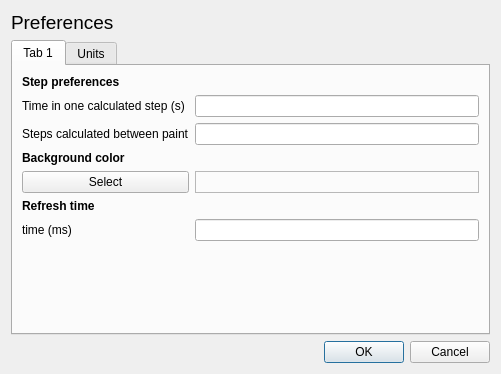
mtpajula/MySolarSystem, file temp/preferences.ui: the form before one commit.
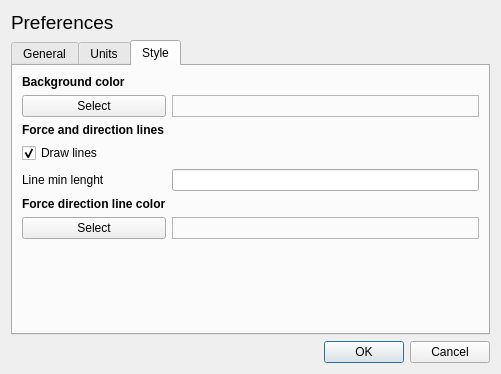
The form after the commit. The open tabs and pages were chosen to show the change.

Commit message: 1.5 DL (lines, commenting)

```diff
--- a/temp/preferences.ui
+++ b/temp/preferences.ui
@@ -33,7 +33,7 @@
      </property>
      <widget class="QWidget" name="tab">
       <attribute name="title">
-       <string>Tab 1</string>
+       <string>General</string>
       </attribute>
       <layout class="QVBoxLayout" name="verticalLayout_2">
        <item>
@@ -48,37 +48,7 @@
          <item row="1" column="1">
           <widget class="QLineEdit" name="lineEdit"/>
          </item>
-         <item row="3" column="0">
-          <widget class="QLabel" name="label_3">
-           <property name="font">
-            <font>
-             <weight>75</weight>
-             <bold>true</bold>
-            </font>
-           </property>
-           <property name="text">
-            <string>Background color</string>
-           </property>
-          </widget>
-         </item>
-         <item row="4" column="0">
-          <widget class="QPushButton" name="pushButton">
-           <property name="text">
-            <string>Select</string>
-           </property>
-          </widget>
-         </item>
-         <item row="4" column="1">
-          <widget class="QFrame" name="frame">
-           <property name="frameShape">
-            <enum>QFrame::StyledPanel</enum>
-           </property>
-           <property name="frameShadow">
-            <enum>QFrame::Raised</enum>
-           </property>
-          </widget>
-         </item>
-         <item row="7" column="0">
+         <item row="5" column="0">
           <spacer name="verticalSpacer">
            <property name="orientation">
             <enum>Qt::Vertical</enum>
@@ -91,7 +61,7 @@
            </property>
           </spacer>
          </item>
-         <item row="5" column="0">
+         <item row="3" column="0">
           <widget class="QLabel" name="label_10">
            <property name="font">
             <font>
@@ -104,14 +74,14 @@
            </property>
           </widget>
          </item>
-         <item row="6" column="0">
+         <item row="4" column="0">
           <widget class="QLabel" name="label_11">
            <property name="text">
             <string>time (ms)</string>
            </property>
           </widget>
          </item>
-         <item row="6" column="1">
+         <item row="4" column="1">
           <widget class="QLineEdit" name="lineEdit_2"/>
          </item>
          <item row="2" column="0">
@@ -217,6 +187,123 @@
        </item>
       </layout>
      </widget>
+     <widget class="QWidget" name="tab_3">
+      <attribute name="title">
+       <string>Style</string>
+      </attribute>
+      <layout class="QVBoxLayout" name="verticalLayout_4">
+       <item>
+        <layout class="QGridLayout" name="gridLayout_3">
+         <item row="0" column="0">
+          <widget class="QLabel" name="label_3">
+           <property name="font">
+            <font>
+             <weight>75</weight>
+             <bold>true</bold>
+            </font>
+           </property>
+           <property name="text">
+            <string>Background color</string>
+           </property>
+          </widget>
+         </item>
+         <item row="1" column="0">
+          <widget class="QPushButton" name="pushButton">
+           <property name="text">
+            <string>Select</string>
+           </property>
+          </widget>
+         </item>
+         <item row="1" column="1">
+          <widget class="QFrame" name="frame">
+           <property name="frameShape">
+            <enum>QFrame::StyledPanel</enum>
+           </property>
+           <property name="frameShadow">
+            <enum>QFrame::Raised</enum>
+           </property>
+          </widget>
+         </item>
+         <item row="7" column="0">
+          <spacer name="verticalSpacer_3">
+           <property name="orientation">
+            <enum>Qt::Vertical</enum>
+           </property>
+           <property name="sizeHint" stdset="0">
+            <size>
+             <width>20</width>
+             <height>40</height>
+            </size>
+           </property>
+          </spacer>
+         </item>
+         <item row="2" column="0">
+          <widget class="QLabel" name="label_4">
+           <property name="font">
+            <font>
+             <weight>75</weight>
+             <bold>true</bold>
+            </font>
+           </property>
+           <property name="text">
+            <string>Force and direction lines</string>
+           </property>
+          </widget>
+         </item>
+         <item row="3" column="0">
+          <widget class="QCheckBox" name="checkBox">
+           <property name="text">
+            <string>Draw lines</string>
+           </property>
+           <property name="checked">
+            <bool>true</bool>
+           </property>
+          </widget>
+         </item>
+         <item row="6" column="0">
+          <widget class="QPushButton" name="pushButton_2">
+           <property name="text">
+            <string>Select</string>
+           </property>
+          </widget>
+         </item>
+         <item row="5" column="0">
+          <widget class="QLabel" name="label_14">
+           <property name="font">
+            <font>
+             <weight>75</weight>
+             <bold>true</bold>
+            </font>
+           </property>
+           <property name="text">
+            <string>Force direction line color</string>
+           </property>
+          </widget>
+         </item>
+         <item row="4" column="0">
+          <widget class="QLabel" name="label_15">
+           <property name="text">
+            <string>Line min lenght</string>
+           </property>
+          </widget>
+         </item>
+         <item row="4" column="1">
+          <widget class="QLineEdit" name="lineEdit_4"/>
+         </item>
+         <item row="6" column="1">
+          <widget class="QFrame" name="frame_2">
+           <property name="frameShape">
+            <enum>QFrame::StyledPanel</enum>
+           </property>
+           <property name="frameShadow">
+            <enum>QFrame::Raised</enum>
+           </property>
+          </widget>
+         </item>
+        </layout>
+       </item>
+      </layout>
+     </widget>
     </widget>
    </item>
    <item>
```
Left out of the diff: 1 changed line with no effect on the pictures. The commit also changes 19 other files.
